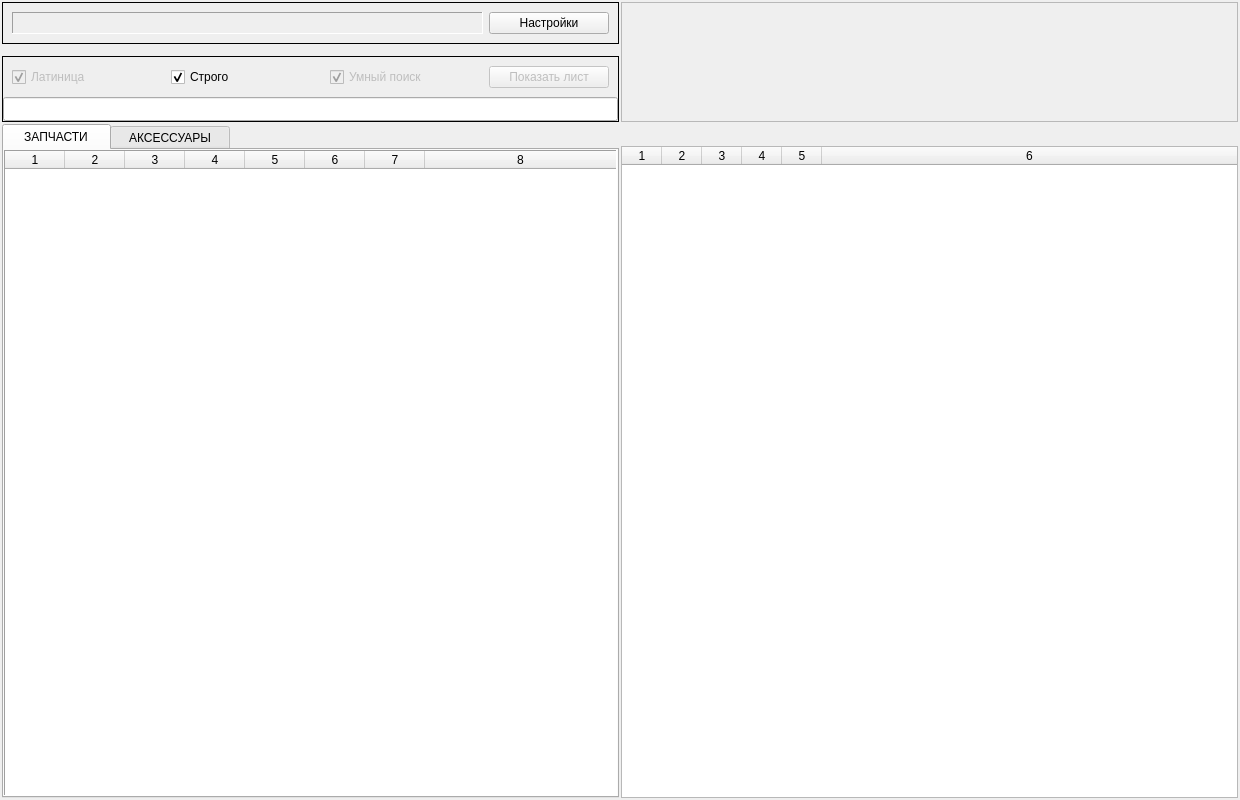
Old version of the form content/window_main.ui in the repository Wrexan/MDA.
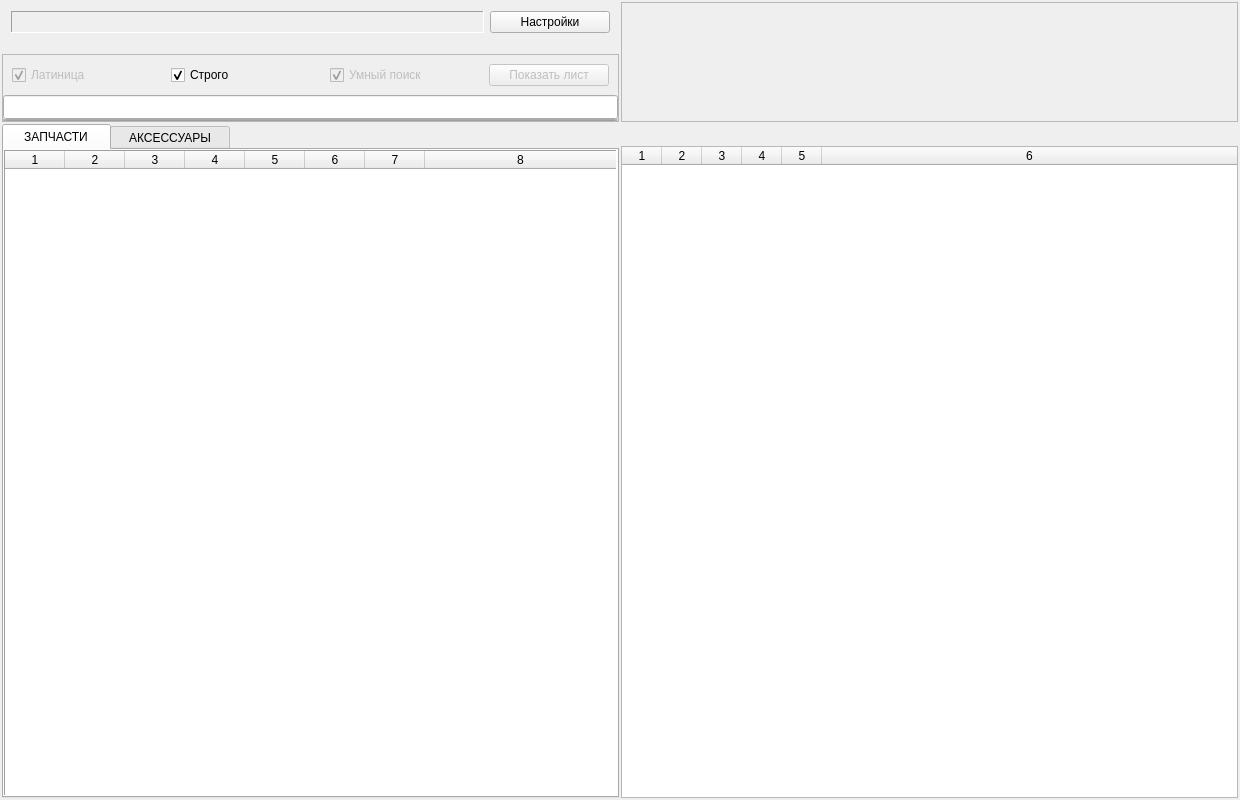
New version of the form.

Patch:
```diff
--- a/content/window_main.ui
+++ b/content/window_main.ui
@@ -98,15 +98,6 @@
           </property>
           <item>
            <widget class="QFrame" name="frame">
-            <property name="frameShape">
-             <enum>QFrame::Box</enum>
-            </property>
-            <property name="frameShadow">
-             <enum>QFrame::Plain</enum>
-            </property>
-            <property name="lineWidth">
-             <number>1</number>
-            </property>
             <layout class="QHBoxLayout" name="horizontalLayout_5">
              <property name="leftMargin">
               <number>9</number>
@@ -179,10 +170,7 @@
           <item>
            <widget class="QFrame" name="frame_2">
             <property name="frameShape">
-             <enum>QFrame::Box</enum>
-            </property>
-            <property name="frameShadow">
-             <enum>QFrame::Plain</enum>
+             <enum>QFrame::StyledPanel</enum>
             </property>
             <layout class="QVBoxLayout" name="verticalLayout_7">
              <property name="spacing">
@@ -338,6 +326,28 @@
                </property>
               </widget>
              </item>
+             <item>
+              <widget class="QProgressBar" name="web_load_progress_bar">
+               <property name="minimumSize">
+                <size>
+                 <width>0</width>
+                 <height>2</height>
+                </size>
+               </property>
+               <property name="maximumSize">
+                <size>
+                 <width>16777215</width>
+                 <height>2</height>
+                </size>
+               </property>
+               <property name="value">
+                <number>0</number>
+               </property>
+               <property name="textVisible">
+                <bool>false</bool>
+               </property>
+              </widget>
+             </item>
             </layout>
            </widget>
           </item>
```
